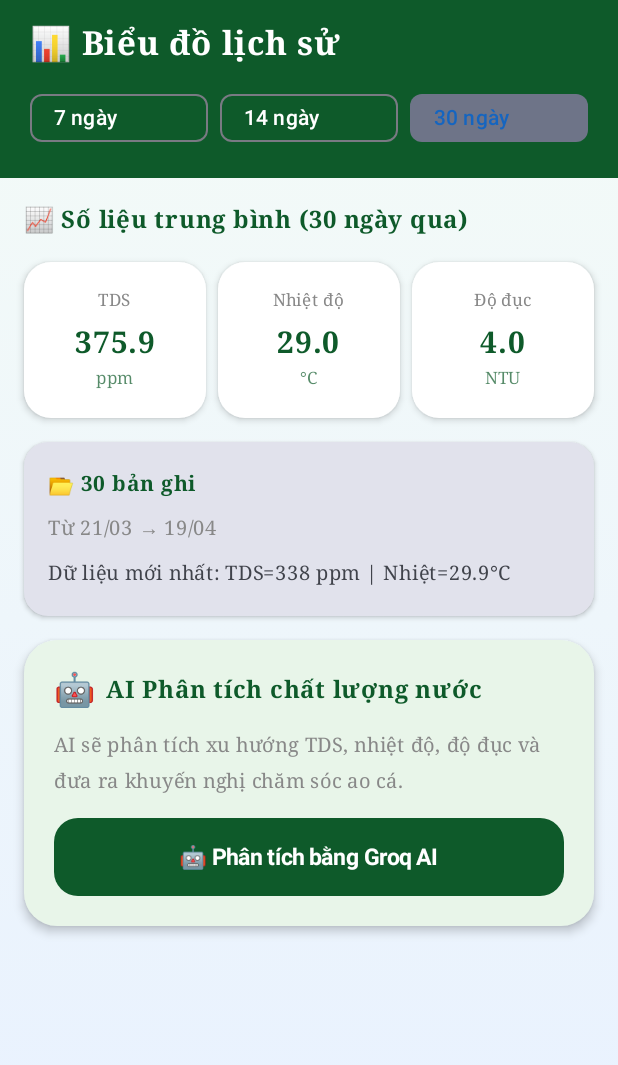
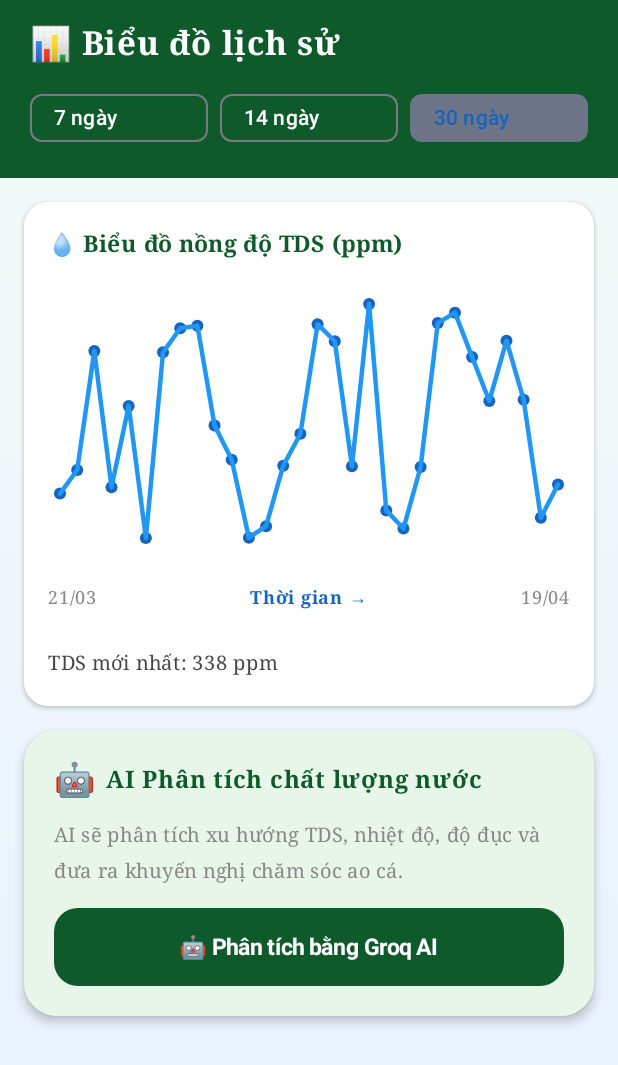
Before and after one commit to dinlurceis/fish-care, an Android app built with Jetpack Compose: the composable ChartRoute shown on its own in the app's theme, after a tap on "Tạo dữ liệu mẫu (Demo)", on a phone screen of 412 x 824 dp. Shown: the top 1065 px of the screen. Run offline under Robolectric (Android 15) with nearby library versions, the light colour scheme and no system bars; our stand-ins replace Dagger/Hilt's generated code, Firebase (no records; nobody signed in at launch, a user with empty details on screens opened directly); 3 other taps on this screen came first.

Commit message:
update esp32

```diff
--- a/android-app/app/build.gradle.kts
+++ b/android-app/app/build.gradle.kts
@@ -27,7 +27,6 @@ android {
         targetSdk = 35
         versionCode = 1
         versionName = "1.0"
-
         testInstrumentationRunner = "androidx.test.runner.AndroidJUnitRunner"
 
         // Read Groq API Key from local.properties
--- a/android-app/app/src/main/java/com/htn/fishcare/chart/ui/ChartScreen.kt
+++ b/android-app/app/src/main/java/com/htn/fishcare/chart/ui/ChartScreen.kt
@@ -150,23 +150,9 @@ fun ChartScreen(
         ) {
 
             // ══════════════════════════════════════════════════════════════════
-            // SECTION 2: Thống kê trung bình
+            // Đã ẩn các thẻ TDS, Nhiệt độ, Độ đục theo yêu cầu User
+            // Chỉ hiển thị Chart và AI
             // ══════════════════════════════════════════════════════════════════
-            Text(
-                text = "📈 Số liệu trung bình ($selectedDays ngày qua)",
-                fontSize = 16.sp,
-                fontWeight = FontWeight.SemiBold,
-                color = Color(0xFF0E5A2A)
-            )
-
-            Row(
-                modifier = Modifier.fillMaxWidth(),
-                horizontalArrangement = Arrangement.spacedBy(8.dp)
-            ) {
-                StatCard("TDS",     String.format("%.1f", avgTds),      "ppm",  Modifier.weight(1f))
-                StatCard("Nhiệt độ", String.format("%.1f", avgTemp),    "°C",   Modifier.weight(1f))
-                StatCard("Độ đục",  String.format("%.1f", avgTurbidity),"NTU",  Modifier.weight(1f))
-            }
 
             // ══════════════════════════════════════════════════════════════════
             // SECTION 3: Timeline log
@@ -175,32 +161,64 @@ fun ChartScreen(
                 Card(
                     modifier = Modifier.fillMaxWidth(),
                     shape = RoundedCornerShape(16.dp),
-                    colors = CardDefaults.cardColors(containerColor = MaterialTheme.colorScheme.surfaceVariant),
+                    colors = CardDefaults.cardColors(containerColor = Color.White),
                     elevation = CardDefaults.cardElevation(defaultElevation = 2.dp)
                 ) {
                     Column(
                         modifier = Modifier.fillMaxWidth().padding(16.dp),
-                        verticalArrangement = Arrangement.spacedBy(6.dp)
+                        verticalArrangement = Arrangement.spacedBy(16.dp)
                     ) {
                         Text(
-                            text = "📂 ${chartData.size} bản ghi",
+                            text = "💧 Biểu đồ nồng độ TDS (ppm)",
                             fontWeight = FontWeight.SemiBold,
-                            fontSize = 14.sp,
+                            fontSize = 15.sp,
                             color = Color(0xFF0E5A2A)
                         )
+
+                        Box(modifier = Modifier.fillMaxWidth().height(180.dp).padding(vertical = 12.dp)) {
+                            val maxTemp = chartData.maxOfOrNull { it.tds }?.takeIf { it > 0 } ?: 200.0
+                            val minTemp = chartData.minOfOrNull { it.tds }?.takeIf { it > 0 } ?: 0.0
+                            val range = if (maxTemp == minTemp) 1.0 else maxTemp - minTemp
+
+                            androidx.compose.foundation.Canvas(modifier = Modifier.fillMaxSize().padding(horizontal = 8.dp)) {
+                                val w = size.width
+                                val h = size.height
+                                val step = if (chartData.size > 1) w / (chartData.size - 1) else w
+
+                                val path = androidx.compose.ui.graphics.Path()
+                                chartData.forEachIndexed { i, d ->
+                                    val x = i * step
+                                    val y = h - (((d.tds - minTemp) / range) * h).toFloat()
+                                    if (i == 0) path.moveTo(x, y) else path.lineTo(x, y)
+                                    drawCircle(
+                                        color = Color(0xFF1565C0),
+                                        radius = 4.dp.toPx(),
+                                        center = androidx.compose.ui.geometry.Offset(x, y)
+                                    )
+                                }
+                                drawPath(
+                                    path = path,
+                                    color = Color(0xFF2196F3), /* Xanh TDS */
+                                    style = androidx.compose.ui.graphics.drawscope.Stroke(
+                                        width = 3.dp.toPx(),
+                                        cap = androidx.compose.ui.graphics.StrokeCap.Round,
+                                        join = androidx.compose.ui.graphics.StrokeJoin.Round
+                                    )
+                                )
+                            }
+                        }
+
+                        Row(modifier = Modifier.fillMaxWidth(), horizontalArrangement = Arrangement.SpaceBetween) {
+                            Text(text = chartData.firstOrNull()?.timestamp?.let { formatDate(it) } ?: "N/A", fontSize = 12.sp, color = Color.Gray)
+                            Text(text = "Thời gian →", fontSize = 12.sp, color = Color(0xFF1565C0), fontWeight = FontWeight.Bold)
+                            Text(text = chartData.lastOrNull()?.timestamp?.let { formatDate(it) } ?: "N/A", fontSize = 12.sp, color = Color.Gray)
+                        }
+
                         Text(
-                            text = "Từ ${chartData.firstOrNull()?.timestamp?.let { formatDate(it) } ?: "N/A"}" +
-                                    " → ${chartData.lastOrNull()?.timestamp?.let { formatDate(it) } ?: "N/A"}",
+                            text = "TDS mới nhất: ${String.format("%.0f", chartData.lastOrNull()?.tds ?: 0.0)} ppm",
                             fontSize = 13.sp,
-                            color = Color.Gray
-                        )
-                        Text(
-                            text = "Dữ liệu mới nhất: TDS=${
-                                String.format("%.0f", chartData.lastOrNull()?.tds ?: 0.0)
-                            } ppm | Nhiệt=${
-                                String.format("%.1f", chartData.lastOrNull()?.temperature ?: 0.0)
-                            }°C",
-                            fontSize = 13.sp
+                            modifier = Modifier.padding(top = 4.dp),
+                            color = Color.DarkGray
                         )
                     }
                 }
--- a/android-app/app/src/main/java/com/htn/fishcare/notification/ui/NotificationViewModel.kt
+++ b/android-app/app/src/main/java/com/htn/fishcare/notification/ui/NotificationViewModel.kt
@@ -83,7 +83,7 @@ class NotificationViewModel @Inject constructor(
         }
 
         val androidNotif = NotificationCompat.Builder(ctx, CHANNEL_ID)
-            .setSmallIcon(R.mipmap.ic_launcher)
+            .setSmallIcon(R.drawable.ic_notification)
             .setContentTitle(notif.title)
             .setContentText(notif.message)
             .setStyle(NotificationCompat.BigTextStyle().bigText(notif.message))
--- a/android-app/app/src/main/java/com/htn/fishcare/notification/worker/NotificationCheckWorker.kt
+++ b/android-app/app/src/main/java/com/htn/fishcare/notification/worker/NotificationCheckWorker.kt
@@ -83,7 +83,7 @@ class NotificationCheckWorker(
             if (!manager.areNotificationsEnabled()) return
         }
         val notif = NotificationCompat.Builder(applicationContext, CHANNEL_ID)
-            .setSmallIcon(R.mipmap.ic_launcher)
+            .setSmallIcon(R.drawable.ic_notification)
             .setContentTitle(title)
             .setContentText(body)
             .setStyle(NotificationCompat.BigTextStyle().bigText(body))
--- a/android-app/gradle/libs.versions.toml
+++ b/android-app/gradle/libs.versions.toml
@@ -11,7 +11,7 @@ activityCompose = "1.8.0"
 kotlin = "2.1.10"
 composeBom = "2026.02.01"
 material = "1.12.0"
-hilt = "2.52"
+hilt = "2.55"
 mpAndroidChart = "3.1.0"
 fragment = "1.6.2"
 
```
Also changed, not shown: android-app/app/src/main/java/com/htn/fishcare/feeding/data/FeedingControlRepository.kt (+45 -0 lines), android-app/app/src/main/java/com/htn/fishcare/feeding/ui/FeedingControlScreen.kt (+13 -9 lines), android-app/app/src/main/java/com/htn/fishcare/loghistory/ui/LogHistoryScreen.kt (+42 -19 lines), android-app/app/src/main/java/com/team/iot/repository/FirebaseRepo.kt (+20 -17 lines), android-app/app/src/main/res/drawable/ic_notification.xml (added, +9 -0 lines), 10 other files.
